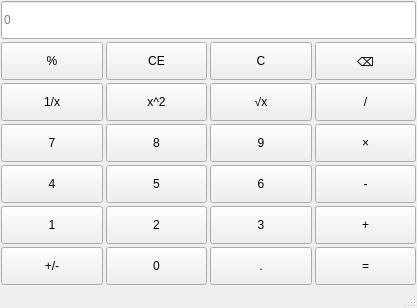
cx-ym/QtCourse, file Calculator/mainwindow.ui: the form before one commit.
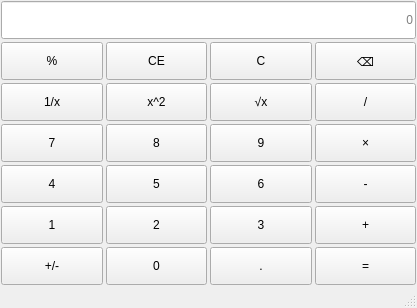
The form after the commit.

Commit message: 修改了文本框的数字右对齐

```diff
--- a/Calculator/mainwindow.ui
+++ b/Calculator/mainwindow.ui
@@ -80,7 +80,7 @@
          </sizepolicy>
         </property>
         <property name="alignment">
-         <set>Qt::AlignmentFlag::AlignJustify|Qt::AlignmentFlag::AlignVCenter</set>
+         <set>Qt::AlignmentFlag::AlignRight|Qt::AlignmentFlag::AlignTrailing|Qt::AlignmentFlag::AlignVCenter</set>
         </property>
         <property name="placeholderText">
          <string>0</string>
```
